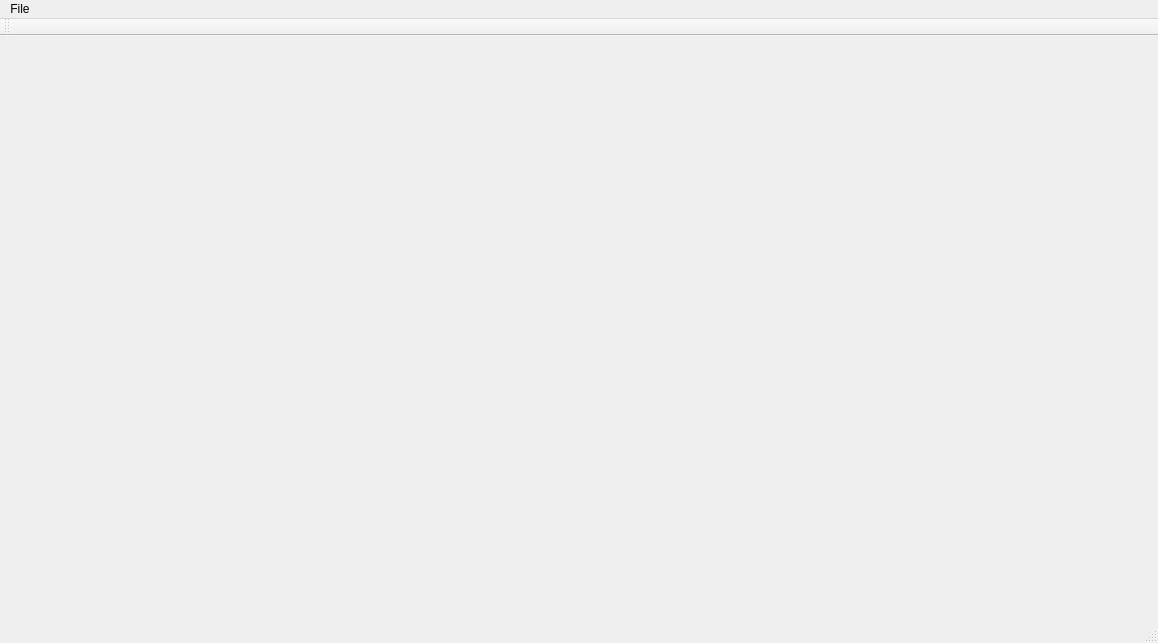
Before: the Qt Designer form UserInterface/mainwindow.ui in onurcevik/Bitirme, drawn with Qt 5.
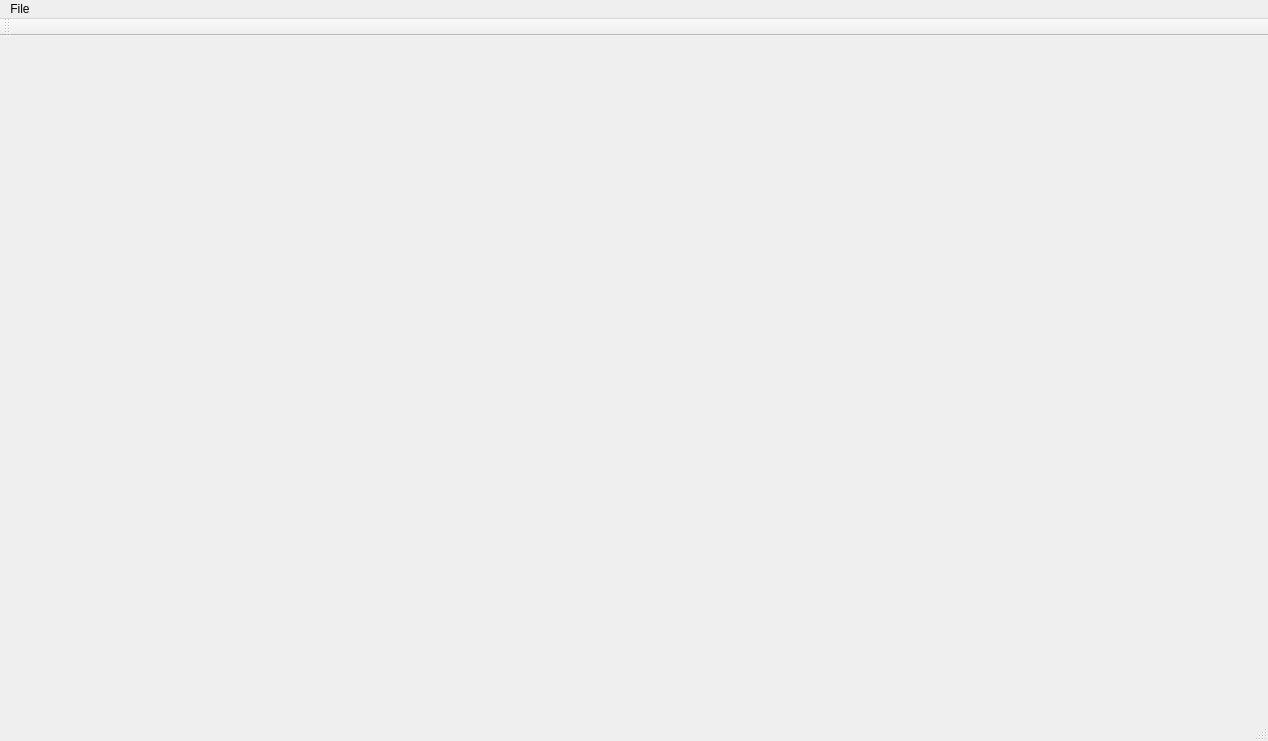
After: the same form once the commit is applied. Custom widgets are drawn as their Qt base class.

Diff of the .ui file:
```diff
--- a/UserInterface/mainwindow.ui
+++ b/UserInterface/mainwindow.ui
@@ -6,8 +6,8 @@
    <rect>
     <x>0</x>
     <y>0</y>
-    <width>1158</width>
-    <height>643</height>
+    <width>1268</width>
+    <height>741</height>
    </rect>
   </property>
   <property name="windowTitle">
@@ -30,7 +30,7 @@
     <rect>
      <x>0</x>
      <y>0</y>
-     <width>1158</width>
+     <width>1268</width>
      <height>22</height>
     </rect>
    </property>
```
